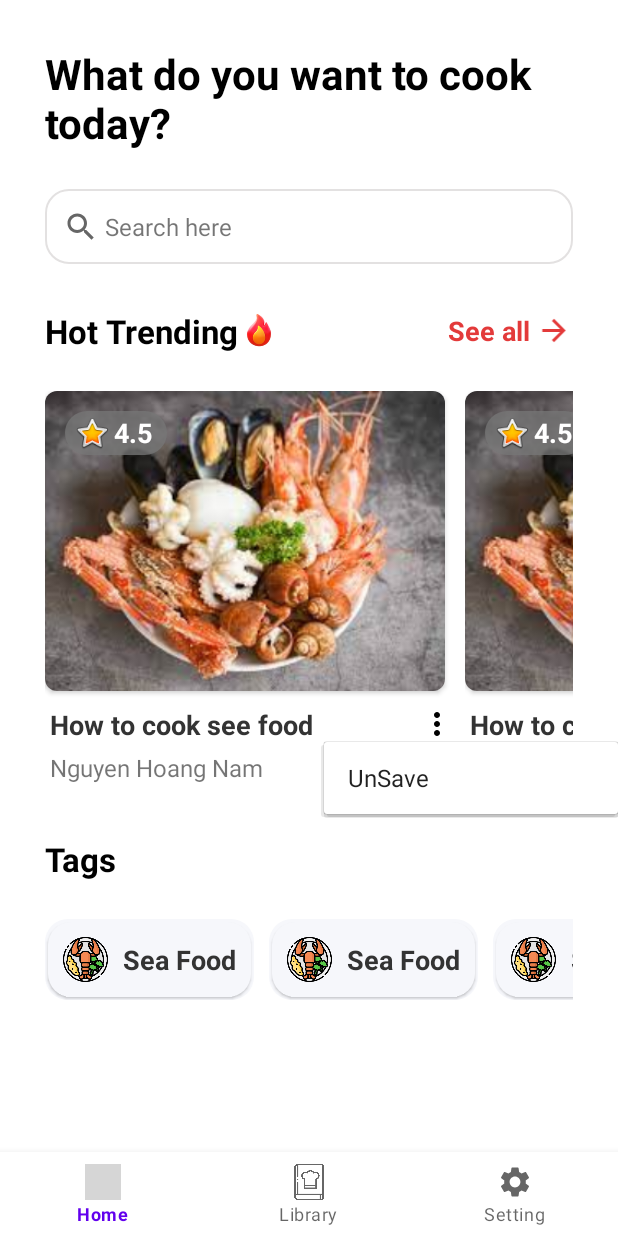
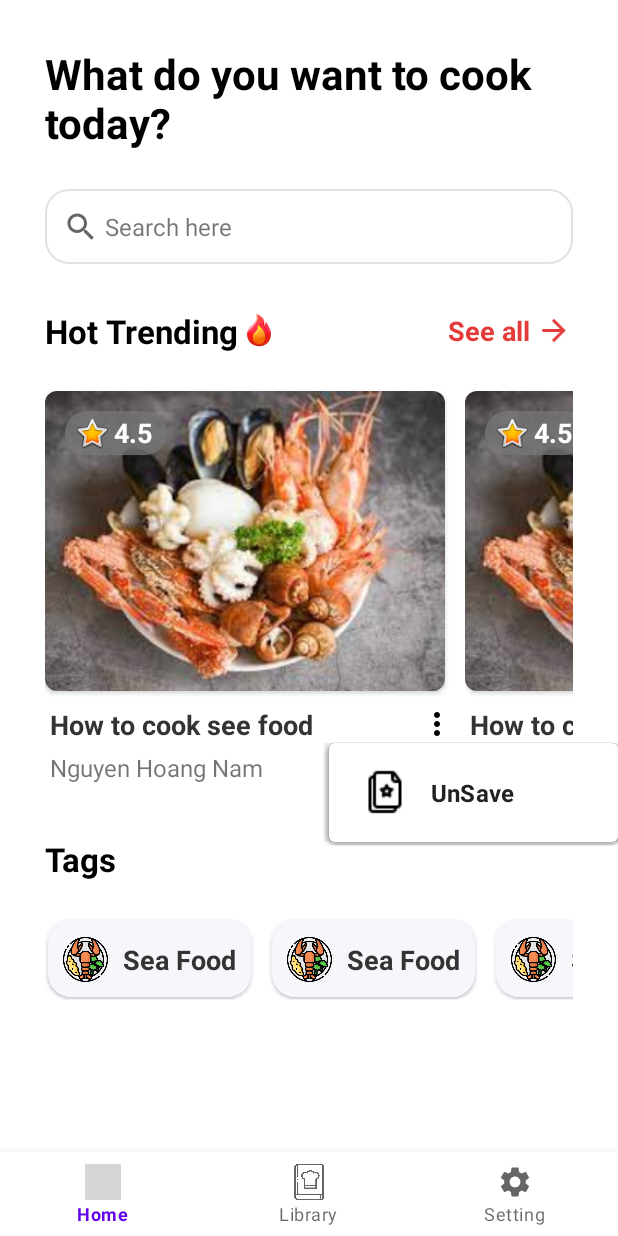
Before and after one commit to athenaabcxyz/Cooking-Assistant-App, an Android app: the screen it shows after launch (MainActivity), after a tap on an icon or button, on a phone screen of 412 x 824 dp. Run offline under Robolectric (Android 15) with nearby library versions, the phone set to English and light mode, and no system bars; grey boxes are pictures that could not be loaded.

Commit message:
commit
update popup menu ui

```diff
--- a/CookingRecipesManager/app/src/main/java/com/example/cookingrecipesmanager/home/Adapter/TrendAdapter.java
+++ b/CookingRecipesManager/app/src/main/java/com/example/cookingrecipesmanager/home/Adapter/TrendAdapter.java
@@ -1,15 +1,22 @@
 package com.example.cookingrecipesmanager.home.Adapter;
 
+import android.annotation.SuppressLint;
 import android.content.Context;
 import android.content.res.Resources;
+import android.view.ContextThemeWrapper;
 import android.view.LayoutInflater;
+import android.view.MenuInflater;
+import android.view.MenuItem;
 import android.view.View;
 import android.view.ViewGroup;
 import android.widget.ImageView;
 import android.widget.PopupMenu;
 import android.widget.TextView;
+import android.widget.Toast;
 
 import androidx.annotation.NonNull;
+import androidx.appcompat.view.menu.MenuBuilder;
+import androidx.appcompat.view.menu.MenuPopupHelper;
 import androidx.recyclerview.widget.RecyclerView;
 
 import com.example.cookingrecipesmanager.CookingNote;
@@ -47,15 +54,45 @@ public class TrendAdapter extends RecyclerView.Adapter<TrendAdapter.TrendViewHol
 //        holder.evaluate.setText(note.getEvaluate().toString());
         try {
             holder.iFavorites.setOnClickListener(new View.OnClickListener() {
+                @SuppressLint("RestrictedApi")
                 @Override
                 public void onClick(View v) {
-                    PopupMenu popup = new PopupMenu(context, v);
-                    popup.getMenuInflater().inflate(R.menu.menu_popup,
-                            popup.getMenu());
+                    Context wrapper = new ContextThemeWrapper(context, R.style.YOURSTYLE_PopupMenu);
+                    PopupMenu popup = new PopupMenu(wrapper, v);
+//                    if(note.getiFavorites()){
+//                        popup.getMenu().findItem(R.id.Save).setTitle("UnSave");
+//                    }
+
+                    MenuBuilder builder = new MenuBuilder(wrapper);
+                    MenuInflater inflater = new MenuInflater(wrapper);
+                    inflater.inflate(R.menu.menu_popup, builder);
+                    MenuPopupHelper popupHelper = new MenuPopupHelper(wrapper, builder, v);
+                    popupHelper.setForceShowIcon(true);
+
+//                    popup.inflate(R.menu.menu_popup);
+//                    if(note.getiFavorites()){
+//                        popup.getMenu().findItem(R.id.Save).setTitle("UnSave");
+//                    }
+//                    popup.show();
                     if(note.getiFavorites()){
-                        popup.getMenu().findItem(R.id.Save).setTitle("UnSave");
+                        builder.findItem(R.id.Save).setTitle("UnSave");
                     }
-                    popup.show();
+                    popupHelper.show();
+
+                    builder.setCallback(new MenuBuilder.Callback() {
+                        @Override
+                        public boolean onMenuItemSelected(@NonNull MenuBuilder menu, @NonNull MenuItem item) {
+                            if(note.getiFavorites()){
+                                Toast.makeText(wrapper, "abc", Toast.LENGTH_SHORT).show();
+                            }
+                            return false;
+                        }
+
+                        @Override
+                        public void onMenuModeChange(@NonNull MenuBuilder menu) {
+
+                        }
+                    });
                 }
             });
             holder.rootView.setOnClickListener(new View.OnClickListener(){
```
